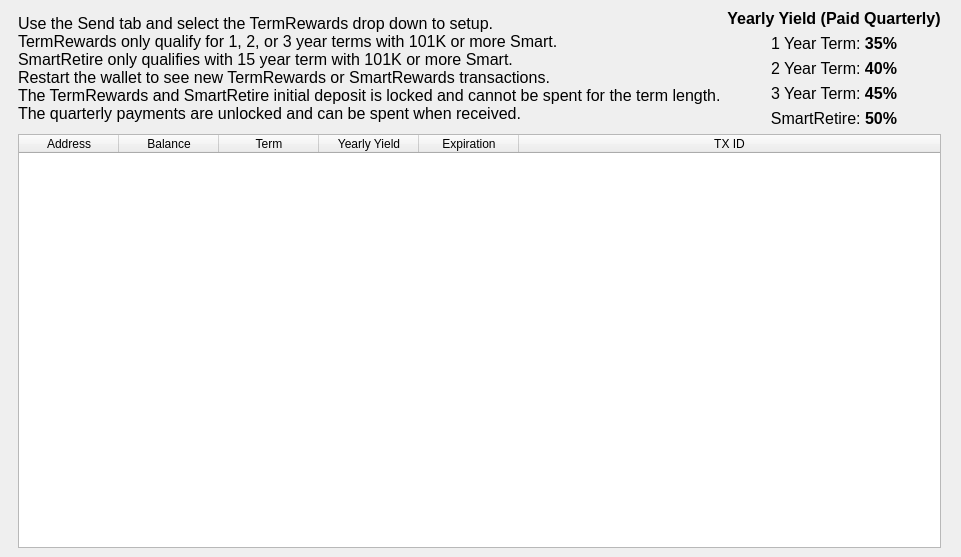
First picture: the form in src/qt/forms/termrewardslist.ui, repository SmartCash/Core-Smart, before the edit.
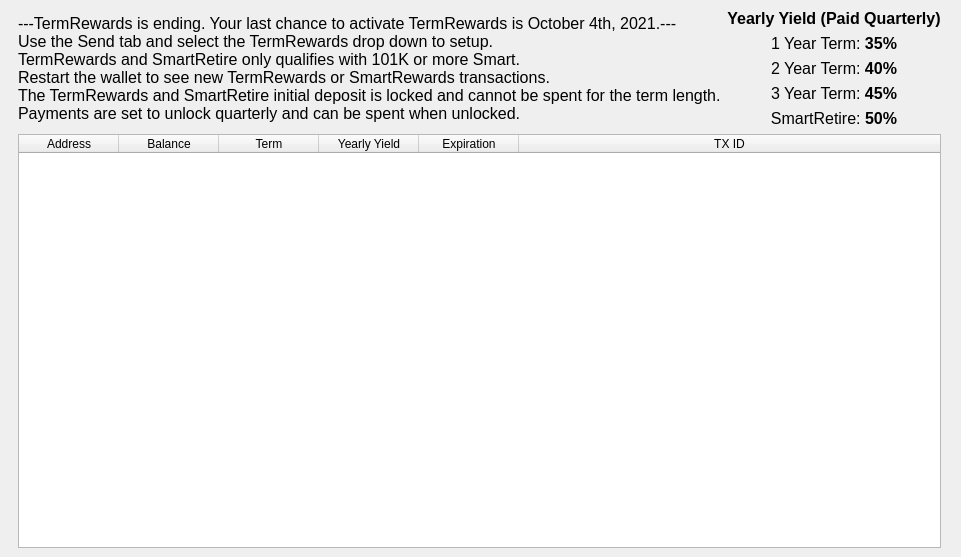
Second picture: the form after the edit. The open tabs and pages were chosen to show the change. Custom widgets are drawn as their Qt base class.

Commit message: Version Min Blocktime TermRewards Updates

```diff
--- a/src/qt/forms/termrewardslist.ui
+++ b/src/qt/forms/termrewardslist.ui
@@ -175,7 +175,7 @@
                </font>
               </property>
               <property name="text">
-               <string>Use the Send tab and select the TermRewards drop down to setup.&lt;br /&gt;TermRewards only qualify for 1, 2, or 3 year terms with 101K or more Smart.&lt;br /&gt;SmartRetire only qualifies with 15 year term with 101K or more Smart.&lt;br /&gt;Restart the wallet to see new TermRewards or SmartRewards transactions.&lt;br /&gt;The TermRewards and SmartRetire initial deposit is locked and cannot be spent for the term length.&lt;br /&gt;The quarterly payments are unlocked and can be spent when received. </string>
+               <string>---TermRewards is ending.  Your last chance to activate TermRewards is October 4th, 2021.---&lt;br /&gt;Use the Send tab and select the TermRewards drop down to setup.&lt;br /&gt;TermRewards and SmartRetire only qualifies with 101K or more Smart.&lt;br /&gt;Restart the wallet to see new TermRewards or SmartRewards transactions.&lt;br /&gt;The TermRewards and SmartRetire initial deposit is locked and cannot be spent for the term length.&lt;br /&gt;Payments are set to unlock quarterly and can be spent when unlocked. </string>
               </property>
              </widget>
             </item>
```
The commit also changes 3 other files.
